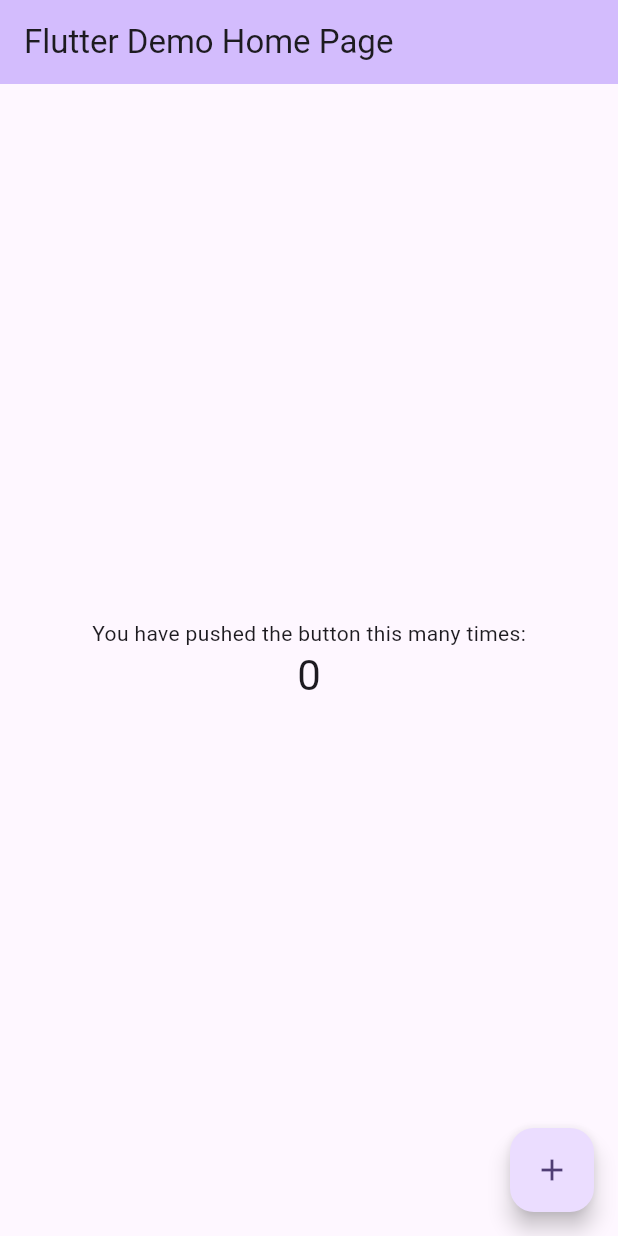
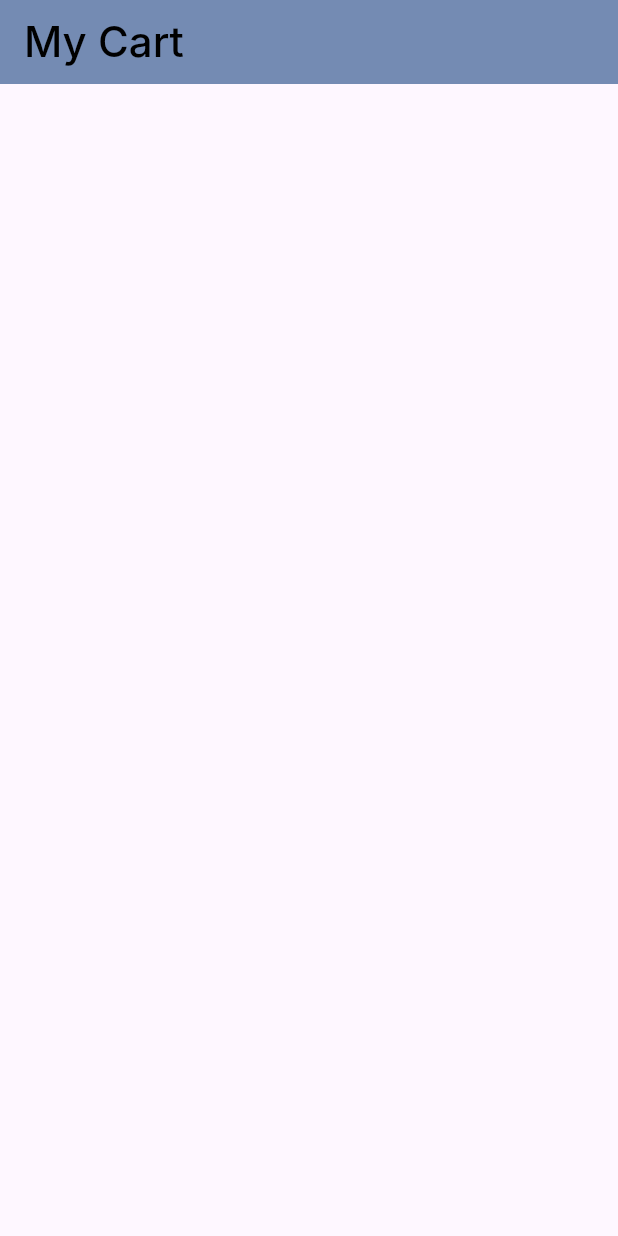
Before and after one commit to Salimboughanmi/payment_application, a Flutter app: the screen it shows after launch, on a phone screen of 412 x 824 dp. Run offline on Flutter 3.47's test engine with Material 3 defaults, Android fonts, the phone set to English and light mode, and no system bars; Roboto replaces fonts that are missing (Inter).

Commit message:
add appar for project

```diff
--- /dev/null
+++ b/payment_project/lib/Feature/Checkout/presentation/Views/my_cart_views.dart
@@ -0,0 +1,24 @@
+import 'package:flutter/material.dart';
+
+class MyCartViews extends StatelessWidget {
+  const MyCartViews({super.key});
+
+  @override
+  Widget build(BuildContext context) {
+    return Scaffold(
+      appBar: AppBar(
+        backgroundColor: const Color.fromARGB(255, 116, 139, 179),
+        title: Text(
+          'My Cart',
+          textAlign: TextAlign.center,
+          style: TextStyle(
+              color: Colors.black,
+              fontSize: 28,
+              fontFamily: 'Inter',
+              fontWeight: FontWeight.w500,
+              height: 0),
+        ),
+      ),
+    );
+  }
+}
--- a/payment_project/lib/main.dart
+++ b/payment_project/lib/main.dart
@@ -1,125 +1,18 @@
 import 'package:flutter/material.dart';
+import 'package:payment_project/Feature/Checkout/presentation/Views/my_cart_views.dart';
 
 void main() {
-  runApp(const MyApp());
+  runApp(const CheckoutApp());
 }
 
-class MyApp extends StatelessWidget {
-  const MyApp({super.key});
+class CheckoutApp extends StatelessWidget {
+  const CheckoutApp({super.key});
 
-  // This widget is the root of your application.
   @override
   Widget build(BuildContext context) {
     return MaterialApp(
-      title: 'Flutter Demo',
-      theme: ThemeData(
-        // This is the theme of your application.
-        //
-        // TRY THIS: Try running your application with "flutter run". You'll see
-        // the application has a purple toolbar. Then, without quitting the app,
-        // try changing the seedColor in the colorScheme below to Colors.green
-        // and then invoke "hot reload" (save your changes or press the "hot
-        // reload" button in a Flutter-supported IDE, or press "r" if you used
-        // the command line to start the app).
-        //
-        // Notice that the counter didn't reset back to zero; the application
-        // state is not lost during the reload. To reset the state, use hot
-        // restart instead.
-        //
-        // This works for code too, not just values: Most code changes can be
-        // tested with just a hot reload.
-        colorScheme: ColorScheme.fromSeed(seedColor: Colors.deepPurple),
-        useMaterial3: true,
-      ),
-      home: const MyHomePage(title: 'Flutter Demo Home Page'),
+      debugShowCheckedModeBanner: false,
+      home: MyCartViews(),
     );
   }
 }
-
-class MyHomePage extends StatefulWidget {
-  const MyHomePage({super.key, required this.title});
-
-  // This widget is the home page of your application. It is stateful, meaning
-  // that it has a State object (defined below) that contains fields that affect
-  // how it looks.
-
-  // This class is the configuration for the state. It holds the values (in this
-  // case the title) provided by the parent (in this case the App widget) and
-  // used by the build method of the State. Fields in a Widget subclass are
-  // always marked "final".
-
-  final String title;
-
-  @override
-  State<MyHomePage> createState() => _MyHomePageState();
-}
-
-class _MyHomePageState extends State<MyHomePage> {
-  int _counter = 0;
-
-  void _incrementCounter() {
-    setState(() {
-      // This call to setState tells the Flutter framework that something has
-      // changed in this State, which causes it to rerun the build method below
-      // so that the display can reflect the updated values. If we changed
-      // _counter without calling setState(), then the build method would not be
-      // called again, and so nothing would appear to happen.
-      _counter++;
-    });
-  }
-
-  @override
-  Widget build(BuildContext context) {
-    // This method is rerun every time setState is called, for instance as done
-    // by the _incrementCounter method above.
-    //
-    // The Flutter framework has been optimized to make rerunning build methods
-    // fast, so that you can just rebuild anything that needs updating rather
-    // than having to individually change instances of widgets.
-    return Scaffold(
-      appBar: AppBar(
-        // TRY THIS: Try changing the color here to a specific color (to
-        // Colors.amber, perhaps?) and trigger a hot reload to see the AppBar
-        // change color while the other colors stay the same.
-        backgroundColor: Theme.of(context).colorScheme.inversePrimary,
-        // Here we take the value from the MyHomePage object that was created by
-        // the App.build method, and use it to set our appbar title.
-        title: Text(widget.title),
-      ),
-      body: Center(
-        // Center is a layout widget. It takes a single child and positions it
-        // in the middle of the parent.
-        child: Column(
-          // Column is also a layout widget. It takes a list of children and
-          // arranges them vertically. By default, it sizes itself to fit its
-          // children horizontally, and tries to be as tall as its parent.
-          //
-          // Column has various properties to control how it sizes itself and
-          // how it positions its children. Here we use mainAxisAlignment to
-          // center the children vertically; the main axis here is the vertical
-          // axis because Columns are vertical (the cross axis would be
-          // horizontal).
-          //
-          // TRY THIS: Invoke "debug painting" (choose the "Toggle Debug Paint"
-          // action in the IDE, or press "p" in the console), to see the
-          // wireframe for each widget.
-          mainAxisAlignment: MainAxisAlignment.center,
-          children: <Widget>[
-            const Text(
-              'You have pushed the button this many times:',
-            ),
-            Text(
-              '$_counter',
-              style: Theme.of(context).textTheme.headlineMedium,
-            ),
-          ],
-        ),
-      ),
-      floatingActionButton: FloatingActionButton(
-        onPressed: _incrementCounter,
-        tooltip: 'Increment',
-        child: const Icon(Icons.add),
-      ), // This trailing comma makes auto-formatting nicer for build methods.
-    );
-  }
-}
```
Also changed, not shown: payment_project/lib/core/utils/style.dart (added), 1 other file.
